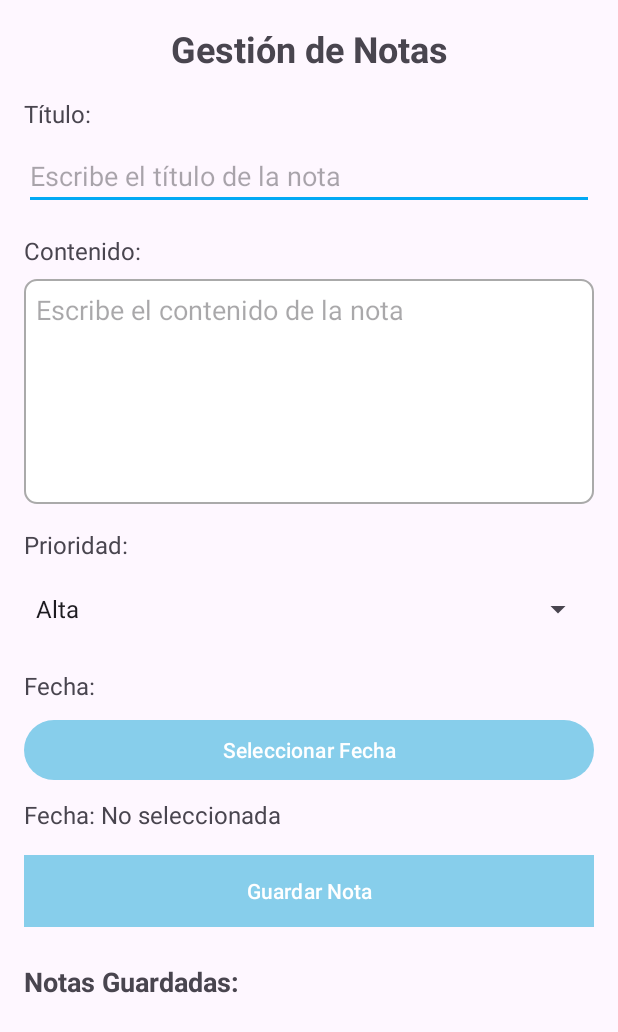
After one commit to puchis13/Palomarte, an Android app: the NotasActivity screen opened directly, with no data from a screen before it, on a phone screen of 412 x 824 dp. The commit adds this screen. Shown: the top 1032 px of the screen. Run offline under Robolectric (Android 15) with nearby library versions, the light colour scheme and no system bars; our stand-ins replace Volley; network calls fail.

Commit message:
moycanasv.2

```diff
--- a/app/src/main/AndroidManifest.xml
+++ b/app/src/main/AndroidManifest.xml
@@ -17,6 +17,9 @@
         android:supportsRtl="true"
         android:theme="@style/Theme.PalomarApp"
         android:usesCleartextTraffic="true">
+        <activity
+            android:name=".NotasActivity"
+            android:exported="false" />
         <activity
             android:name=".UserDetailsActivity"
             android:exported="false" />
--- a/app/src/main/java/com/example/palomarapp/GestionActivity.kt
+++ b/app/src/main/java/com/example/palomarapp/GestionActivity.kt
@@ -20,7 +20,8 @@ class GestionActivity : AppCompatActivity() {
             MenuItem("Entrenamientos", R.drawable.ic_training, EntrenamientosActivity::class.java),
             MenuItem("Competencias", R.drawable.ic_competitions, CompetenciasActivity::class.java),
             MenuItem("Expediente Médico", R.drawable.ic_medical_record, ExpedienteMedicoActivity::class.java),
-            MenuItem("Inventario", R.drawable.ic_inventory, InventarioActivity::class.java)
+            MenuItem("Inventario", R.drawable.ic_inventory, InventarioActivity::class.java),
+            MenuItem("Notas", R.drawable.ic_notas, NotasActivity::class.java)
         )
 
         // Configurar el adaptador
--- /dev/null
+++ b/app/src/main/java/com/example/palomarapp/NotasActivity.kt
@@ -0,0 +1,155 @@
+package com.example.palomarapp
+
+import android.app.DatePickerDialog
+import android.os.Bundle
+import android.util.Log
+import android.widget.*
+import androidx.appcompat.app.AppCompatActivity
+import com.android.volley.Request
+import com.android.volley.Response
+import com.android.volley.toolbox.JsonArrayRequest
+import com.android.volley.toolbox.StringRequest
+import com.android.volley.toolbox.Volley
+import org.json.JSONObject
+import java.text.SimpleDateFormat
+import java.util.*
+
+class NotasActivity : AppCompatActivity() {
+
+    private lateinit var tituloInput: EditText
+    private lateinit var contenidoInput: EditText
+    private lateinit var prioridadSpinner: Spinner
+    private lateinit var guardarButton: Button
+    private lateinit var fechaButton: Button
+    private lateinit var fechaTextView: TextView
+    private lateinit var notasListView: ListView
+
+    private var selectedDate: String? = null // Fecha seleccionada por el usuario
+
+    // URL de la API
+    private val GET_NOTAS_URL = "http://192.168.100.6/palomar_api/get_notas.php"
+    private val POST_NOTAS_URL = "http://192.168.100.6/palomar_api/add_nota.php"
+
+    override fun onCreate(savedInstanceState: Bundle?) {
+        super.onCreate(savedInstanceState)
+        setContentView(R.layout.activity_notas)
+
+        // Vincular vistas
+        tituloInput = findViewById(R.id.tituloInput)
+        contenidoInput = findViewById(R.id.contenidoInput)
+        prioridadSpinner = findViewById(R.id.prioridadSpinner)
+        guardarButton = findViewById(R.id.guardarButton)
+        fechaButton = findViewById(R.id.fechaButton)
+        fechaTextView = findViewById(R.id.fechaTextView)
+        notasListView = findViewById(R.id.notasListView)
+
+        // Configurar spinner de prioridades
+        val prioridades = arrayOf("Alta", "Media", "Baja")
+        prioridadSpinner.adapter =
+            ArrayAdapter(this, android.R.layout.simple_spinner_dropdown_item, prioridades)
+
+        // Configurar botón para seleccionar fecha
+        fechaButton.setOnClickListener { seleccionarFecha() }
+
+        // Configurar botón guardar
+        guardarButton.setOnClickListener {
+            val titulo = tituloInput.text.toString()
+            val contenido = contenidoInput.text.toString()
+            val prioridad = prioridadSpinner.selectedItem.toString()
+
+            if (titulo.isNotEmpty() && contenido.isNotEmpty() && selectedDate != null) {
+                guardarNota(titulo, contenido, prioridad, selectedDate!!)
+            } else {
+                Toast.makeText(this, "Por favor, completa todos los campos y selecciona una fecha", Toast.LENGTH_SHORT).show()
+            }
+        }
+
+        // Cargar notas al inicio
+        cargarNotas()
+    }
+
+    private fun seleccionarFecha() {
+        val calendario = Calendar.getInstance()
+        val year = calendario.get(Calendar.YEAR)
+        val month = calendario.get(Calendar.MONTH)
+        val day = calendario.get(Calendar.DAY_OF_MONTH)
+
+        val datePickerDialog = DatePickerDialog(
+            this,
+            { _, selectedYear, selectedMonth, selectedDay ->
+                val sdf = SimpleDateFormat("yyyy-MM-dd HH:mm:ss", Locale.getDefault())
+                val date = Calendar.getInstance()
+                date.set(selectedYear, selectedMonth, selectedDay, 0, 0, 0) // Hora fija 00:00:00
+
+                selectedDate = sdf.format(date.time)
+                fechaTextView.text = "Fecha: $selectedDate"
+            },
+            year,
+            month,
+            day
+        )
+
+        datePickerDialog.show()
+    }
+
+    private fun cargarNotas() {
+        val queue = Volley.newRequestQueue(this)
+
+        val jsonArrayRequest = JsonArrayRequest(Request.Method.GET, GET_NOTAS_URL, null,
+            Response.Listener { response ->
+                val notas = ArrayList<String>()
+
+                for (i in 0 until response.length()) {
+                    val nota = response.getJSONObject(i)
+                    val titulo = nota.getString("titulo")
+                    val contenido = nota.getString("contenido")
+                    val prioridad = nota.getString("prioridad")
+                    val fecha = nota.getString("fecha")
+
+                    notas.add("Título: $titulo\nContenido: $contenido\nPrioridad: $prioridad\nFecha: $fecha")
+                }
+
+                val adapter = ArrayAdapter(this, android.R.layout.simple_list_item_1, notas)
+                notasListView.adapter = adapter
+            },
+            Response.ErrorListener { error ->
+                Log.e("NotasError", "Error al cargar notas: ${error.message}")
+                Toast.makeText(this, "Error al cargar notas", Toast.LENGTH_SHORT).show()
+            })
+
+        queue.add(jsonArrayRequest)
+    }
+
+    private fun guardarNota(titulo: String, contenido: String, prioridad: String, fecha: String) {
+        val queue = Volley.newRequestQueue(this)
+
+        val params = HashMap<String, String>()
+        params["titulo"] = titulo
+        params["contenido"] = contenido
+        params["prioridad"] = prioridad
+        params["fecha"] = fecha
+
+        val jsonObject = JSONObject(params as Map<*, *>)
+
+        val stringRequest = object : StringRequest(Request.Method.POST, POST_NOTAS_URL,
+            Response.Listener {
+                Toast.makeText(this, "Nota guardada correctamente", Toast.LENGTH_SHORT).show()
+                // Limpiar campos
+                tituloInput.text.clear()
+                contenidoInput.text.clear()
+                prioridadSpinner.setSelection(1) // Volver a "Media"
+                fechaTextView.text = "Fecha: No seleccionada"
+                selectedDate = null
+                // Recargar notas
+                cargarNotas()
+            },
+            Response.ErrorListener { error ->
+                Log.e("GuardarNotaError", "Error al guardar nota: ${error.message}")
+                Toast.makeText(this, "Error al guardar nota", Toast.LENGTH_SHORT).show()
+            }) {
+            override fun getParams(): Map<String, String> = params
+        }
+
+        queue.add(stringRequest)
+    }
+}
--- /dev/null
+++ b/app/src/main/res/drawable/edit_text_background.xml
@@ -0,0 +1,8 @@
+<?xml version="1.0" encoding="utf-8"?>
+<shape xmlns:android="http://schemas.android.com/apk/res/android">
+    <solid android:color="@android:color/white" />
+    <stroke
+        android:width="1dp"
+        android:color="@android:color/darker_gray" />
+    <corners android:radius="8dp" />
+</shape>
--- /dev/null
+++ b/app/src/main/res/layout/activity_notas.xml
@@ -0,0 +1,122 @@
+<ScrollView xmlns:android="http://schemas.android.com/apk/res/android"
+    android:layout_width="match_parent"
+    android:layout_height="match_parent"
+    android:padding="16dp">
+
+    <LinearLayout
+        android:layout_width="match_parent"
+        android:layout_height="wrap_content"
+        android:orientation="vertical">
+
+        <!-- Título de la pantalla -->
+        <TextView
+            android:id="@+id/notasTitle"
+            android:layout_width="match_parent"
+            android:layout_height="wrap_content"
+            android:text="Gestión de Notas"
+            android:textSize="24sp"
+            android:textStyle="bold"
+            android:gravity="center"
+            android:layout_marginBottom="16dp" />
+
+        <!-- Campo para el título de la nota -->
+        <TextView
+            android:layout_width="match_parent"
+            android:layout_height="wrap_content"
+            android:text="Título:"
+            android:textSize="16sp"
+            android:layout_marginBottom="8dp" />
+
+        <EditText
+            android:id="@+id/tituloInput"
+            android:layout_width="match_parent"
+            android:layout_height="wrap_content"
+            android:hint="Escribe el título de la nota"
+            android:layout_marginBottom="16dp"
+            android:inputType="text" />
+
+        <!-- Campo para el contenido de la nota -->
+        <TextView
+            android:layout_width="match_parent"
+            android:layout_height="wrap_content"
+            android:text="Contenido:"
+            android:textSize="16sp"
+            android:layout_marginBottom="8dp" />
+
+        <EditText
+            android:id="@+id/contenidoInput"
+            android:layout_width="match_parent"
+            android:layout_height="150dp"
+            android:hint="Escribe el contenido de la nota"
+            android:gravity="top"
+            android:background="@drawable/edit_text_background"
+            android:padding="8dp"
+            android:layout_marginBottom="16dp"
+            android:inputType="textMultiLine" />
+
+        <!-- Selector de prioridad -->
+        <TextView
+            android:layout_width="match_parent"
+            android:layout_height="wrap_content"
+            android:text="Prioridad:"
+            android:textSize="16sp"
+            android:layout_marginBottom="8dp" />
+
+        <Spinner
+            android:id="@+id/prioridadSpinner"
+            android:layout_width="match_parent"
+            android:layout_height="wrap_content"
+            android:layout_marginBottom="16dp" />
+
+        <!-- Selector de fecha -->
+        <TextView
+            android:layout_width="match_parent"
+            android:layout_height="wrap_content"
+            android:text="Fecha:"
+            android:textSize="16sp"
+            android:layout_marginBottom="8dp" />
+
+        <Button
+            android:id="@+id/fechaButton"
+            android:layout_width="match_parent"
+            android:layout_height="wrap_content"
+            android:text="Seleccionar Fecha"
+            android:layout_marginBottom="8dp" />
+
+        <TextView
+            android:id="@+id/fechaTextView"
+            android:layout_width="match_parent"
+            android:layout_height="wrap_content"
+            android:text="Fecha: No seleccionada"
+            android:textSize="16sp"
+            android:layout_marginBottom="16dp" />
+
+        <!-- Botón para guardar -->
+        <Button
+            android:id="@+id/guardarButton"
+            android:layout_width="match_parent"
+            android:layout_height="wrap_content"
+            android:text="Guardar Nota"
+            android:background="@color/sky_blue"
+            android:textColor="@android:color/white"
+            android:layout_marginBottom="24dp" />
+
+        <!-- Lista de notas -->
+        <TextView
+            android:layout_width="match_parent"
+            android:layout_height="wrap_content"
+            android:text="Notas Guardadas:"
+            android:textSize="18sp"
+            android:layout_marginBottom="8dp"
+            android:textStyle="bold" />
+
+        <ListView
+            android:id="@+id/notasListView"
+            android:layout_width="match_parent"
+            android:layout_height="wrap_content"
+            android:divider="@android:color/darker_gray"
+            android:dividerHeight="1dp"
+            android:layout_marginBottom="16dp" />
+
+    </LinearLayout>
+</ScrollView>
```
Also changed, not shown: app/src/main/res/drawable/ic_notas.png (added).
